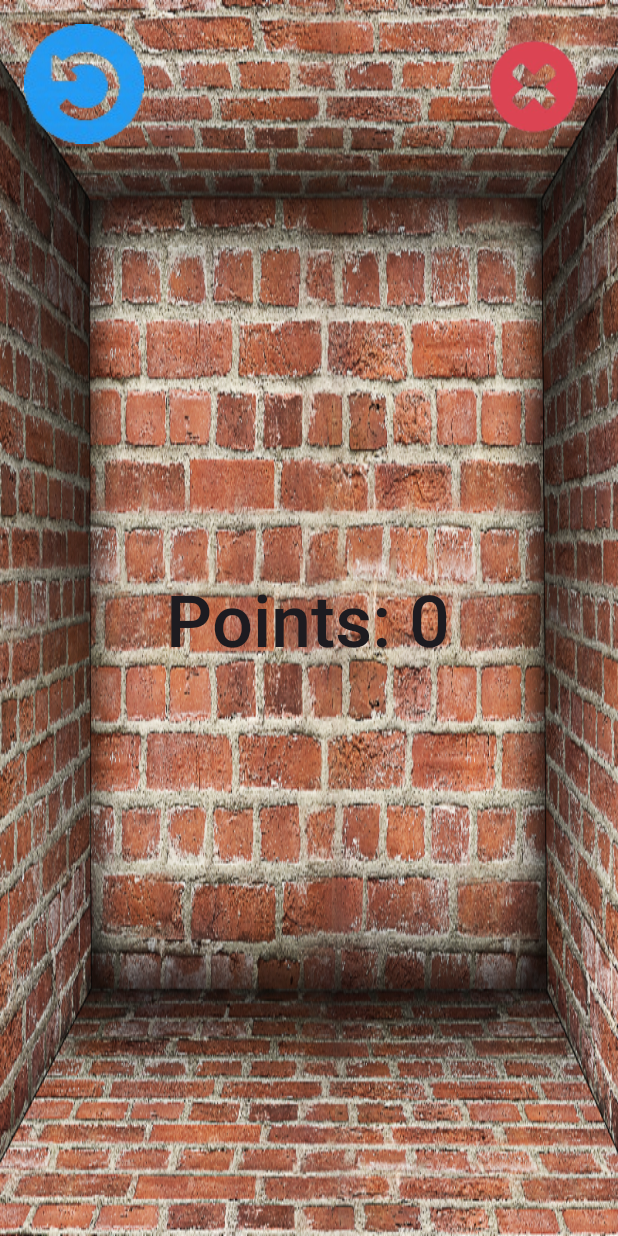
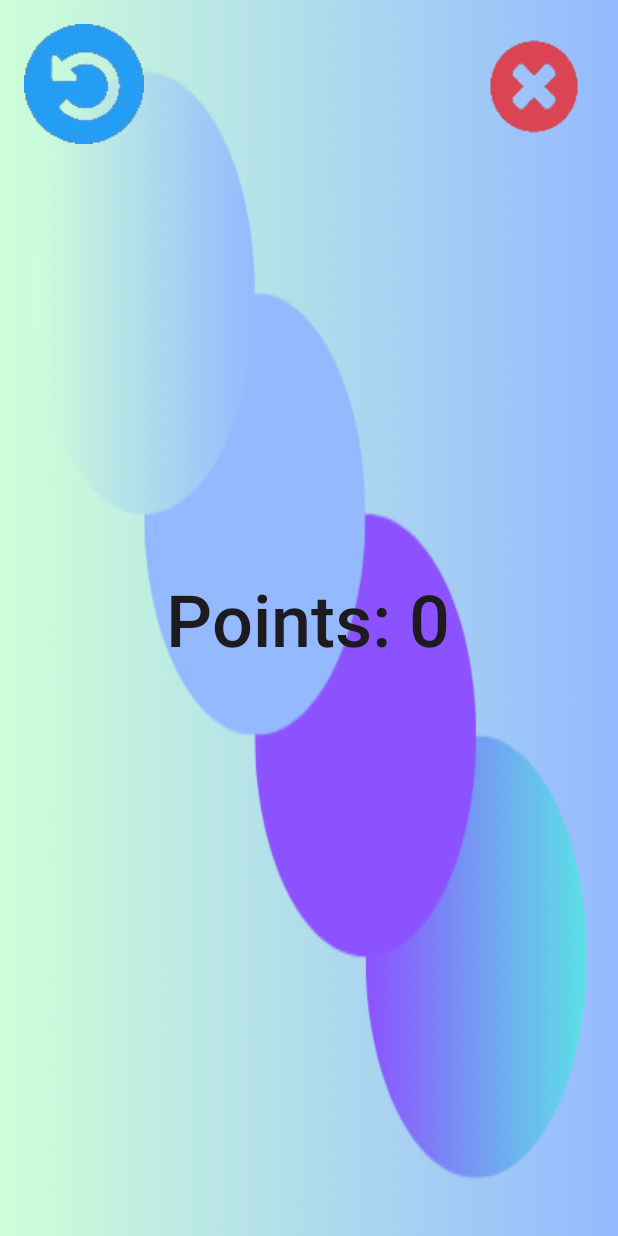
Before and after one commit to Marek243-sk/MyGame, an Android app: the GameOver screen opened directly, with no data from a screen before it, on a phone screen of 412 x 824 dp. Run offline under Robolectric (Android 15) with nearby library versions, the phone set to English and light mode, and no system bars; our stand-ins replace Room's generated code.

Commit message:
Práca na 3. zadaní.

```diff
--- a/app/src/main/res/layout/first_activity.xml
+++ b/app/src/main/res/layout/first_activity.xml
@@ -8,7 +8,7 @@
     <TextView
         android:layout_width="wrap_content"
         android:layout_height="wrap_content"
-        android:text="Break it"
+        android:text="@string/break_it"
         android:textColor="@color/text"
         android:textSize="60sp"
         app:flow_horizontalAlign="center"
--- a/app/src/main/res/layout/game_over_activity.xml
+++ b/app/src/main/res/layout/game_over_activity.xml
@@ -4,14 +4,14 @@
     xmlns:tools="http://schemas.android.com/tools"
     android:layout_width="match_parent"
     android:layout_height="match_parent"
-    android:background="@drawable/bg">
+    android:background="@drawable/bacg">
 
     <TextView
         android:id="@+id/pointsTV"
         android:layout_width="wrap_content"
         android:layout_height="wrap_content"
         android:fontFamily="sans-serif-medium"
-        android:text="Points: "
+        android:text="@string/points"
         android:textAppearance="@style/TextAppearance.AppCompat.Body1"
         android:textSize="48sp"
         app:layout_constraintBottom_toBottomOf="parent"
--- a/app/src/main/res/values/strings.xml
+++ b/app/src/main/res/values/strings.xml
@@ -16,5 +16,6 @@
     <string name="new_here_sign_up">New here? Sign up.</string>
     <string name="forgot_password">Forgot Password?</string>
     <string name="sign_in_with_google">Sign in with Google.</string>
+    <string name="break_it">Break it</string>
 
 </resources>
```
